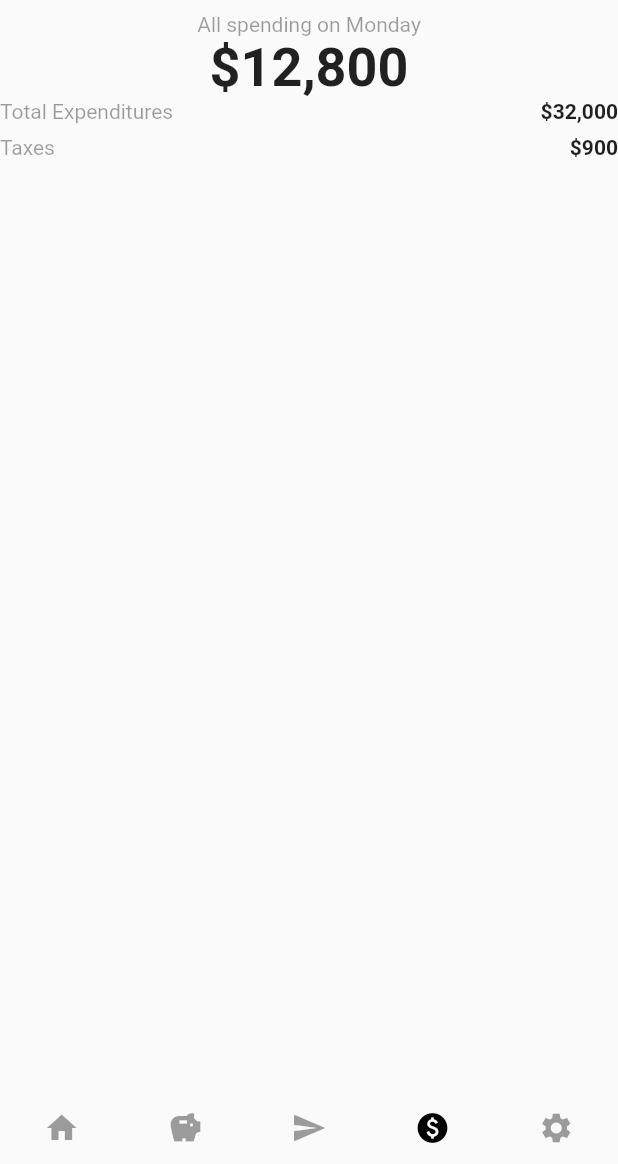
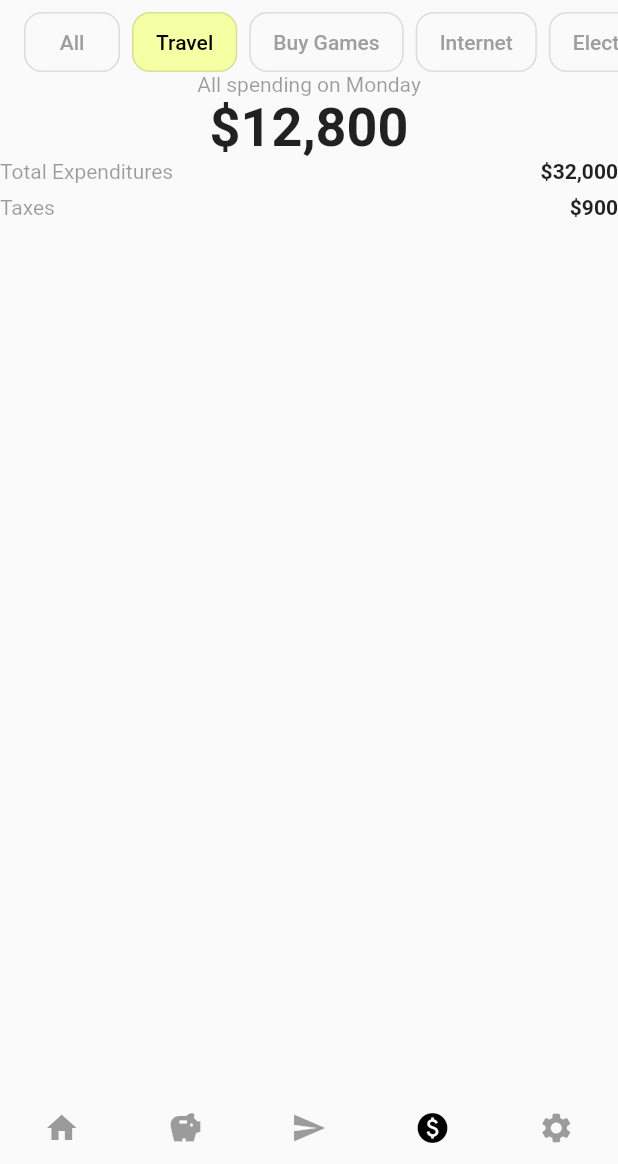
Before and after one commit to mivoligo/flutter_ui_practice_finance, a Flutter app: the screen it shows after launch, item 4 of the bottom bar chosen, on a phone screen of 412 x 824 dp, the part 72-1236 px from its top. Run offline on Flutter 3.47's test engine with Material 2 defaults, Android fonts, the phone set to English and light mode, and no system bars.

Commit message:
Add SpendingTypes list widget

```diff
--- a/lib/screens/chart_screen.dart
+++ b/lib/screens/chart_screen.dart
@@ -1,6 +1,7 @@
 import 'package:flutter/material.dart';
 
 import '../widgets/spending_summary.dart';
+import '../widgets/spending_types.dart';
 import '../widgets/total_spending.dart';
 
 class ChartScreen extends StatelessWidget {
@@ -10,7 +11,10 @@ class ChartScreen extends StatelessWidget {
   Widget build(BuildContext context) {
     return Column(
       children: [
-        // SpendingTypes(),
+        SizedBox(
+          height: 40,
+          child: SpendingTypes(),
+        ),
         SpendingSummary(),
         // SpendingChart(),
         TotalSpending(),
--- /dev/null
+++ b/lib/widgets/spending_types.dart
@@ -0,0 +1,61 @@
+import 'package:flutter/material.dart';
+
+class SpendingTypes extends StatelessWidget {
+  const SpendingTypes({Key? key}) : super(key: key);
+
+  @override
+  Widget build(BuildContext context) {
+    return ListView.separated(
+      scrollDirection: Axis.horizontal,
+      padding: const EdgeInsets.symmetric(horizontal: 16),
+      itemBuilder: (context, index) {
+        final spendingType = spendingTypes[index];
+        return _SpendingTypeSelector(
+          text: spendingType,
+          onPressed: () {},
+          selected: index == 1,
+        );
+      },
+      separatorBuilder: (_, __) => const SizedBox(width: 8),
+      itemCount: spendingTypes.length,
+    );
+  }
+}
+
+class _SpendingTypeSelector extends StatelessWidget {
+  const _SpendingTypeSelector({
+    Key? key,
+    this.selected = false,
+    required this.text,
+    required this.onPressed,
+  }) : super(key: key);
+
+  final bool selected;
+  final String text;
+  final VoidCallback onPressed;
+
+  @override
+  Widget build(BuildContext context) {
+    return OutlinedButton(
+      onPressed: onPressed,
+      child: Text(text),
+      style: OutlinedButton.styleFrom(
+        primary: selected ? Colors.black : Colors.grey,
+        backgroundColor: selected ? const Color(0xFFF5FFA3) : null,
+        shape: const RoundedRectangleBorder(
+          borderRadius: BorderRadius.all(
+            Radius.circular(12),
+          ),
+        ),
+      ),
+    );
+  }
+}
+
+final spendingTypes = <String>[
+  'All',
+  'Travel',
+  'Buy Games',
+  'Internet',
+  'Electricity',
+];
```
